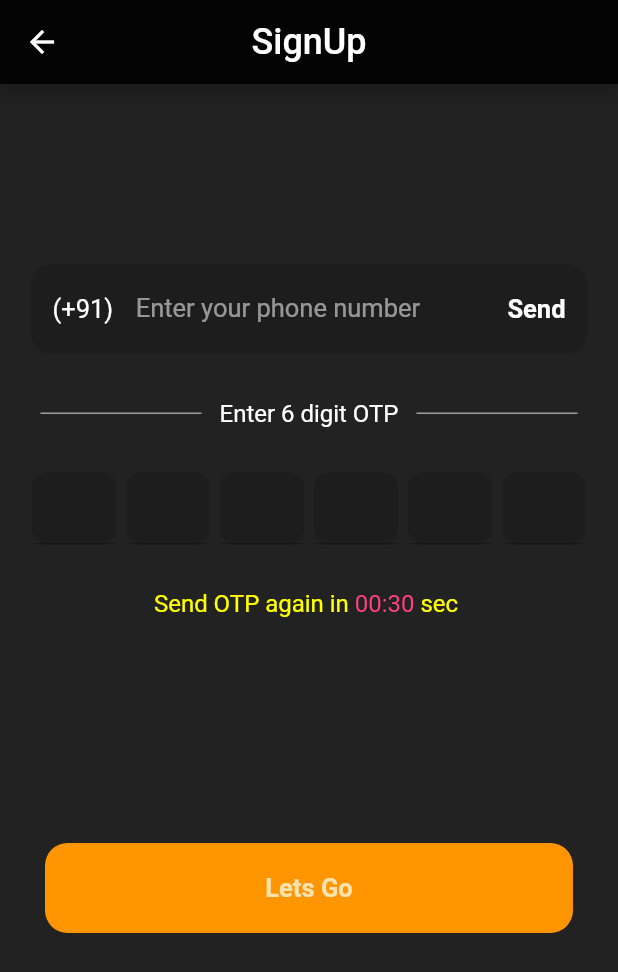
After one commit to safadtm/NOTE_APP_FLUTTER, a Flutter app: the ScreenPhoneAuth screen opened directly, on a phone screen of 412 x 824 dp. The commit adds this screen. Shown: the top 972 px of the screen. Run offline on Flutter 3.47's test engine with Material 2 defaults, Android fonts, the phone set to English and light mode, and no system bars; drawn by our look-alikes of otp_text_field; our stand-ins replace firebase_auth, firebase_core, flutter_secure_storage, google_sign_in; accounts and stored records are empty; generated files the repository leaves out were written again.

Commit message:
Phone Auth OTP screen created

```diff
--- /dev/null
+++ b/lib/view/phone_auth.dart
@@ -0,0 +1,201 @@
+import 'dart:async';
+
+import 'package:flutter/material.dart';
+import 'package:otp_text_field/otp_text_field.dart';
+import 'package:otp_text_field/style.dart';
+
+class ScreenPhoneAuth extends StatefulWidget {
+  const ScreenPhoneAuth({super.key});
+
+  @override
+  State<ScreenPhoneAuth> createState() => _ScreenPhoneAuthState();
+}
+
+class _ScreenPhoneAuthState extends State<ScreenPhoneAuth> {
+  int start = 30;
+  bool wait = false;
+  String buttonName = 'Send';
+
+  @override
+  Widget build(BuildContext context) {
+    return Scaffold(
+      backgroundColor: Colors.black87,
+      appBar: AppBar(
+        backgroundColor: Colors.black87,
+        title: const Text(
+          'SignUp',
+          style: TextStyle(color: Colors.white, fontSize: 24),
+        ),
+        centerTitle: true,
+      ),
+      body: SizedBox(
+        height: MediaQuery.of(context).size.height,
+        width: MediaQuery.of(context).size.width,
+        child: SingleChildScrollView(
+          child: Column(
+            children: [
+              const SizedBox(height: 120),
+              textField(),
+              const SizedBox(height: 30),
+              SizedBox(
+                width: MediaQuery.of(context).size.width - 30,
+                child: Row(
+                  children: [
+                    Expanded(
+                      child: Container(
+                        height: 1,
+                        color: Colors.grey,
+                        margin: const EdgeInsets.symmetric(horizontal: 12),
+                      ),
+                    ),
+                    const Text(
+                      "Enter 6 digit OTP",
+                      style: TextStyle(fontSize: 16, color: Colors.white),
+                    ),
+                    Expanded(
+                      child: Container(
+                        height: 1,
+                        color: Colors.grey,
+                        margin: const EdgeInsets.symmetric(horizontal: 12),
+                      ),
+                    ),
+                  ],
+                ),
+              ),
+              const SizedBox(height: 30),
+              otpField(),
+              const SizedBox(height: 30),
+              RichText(
+                text: TextSpan(
+                  children: [
+                    const TextSpan(
+                      text: "Send OTP again in ",
+                      style:
+                          TextStyle(fontSize: 16, color: Colors.yellowAccent),
+                    ),
+                    TextSpan(
+                      text: "00:$start",
+                      style: const TextStyle(
+                          fontSize: 16, color: Colors.pinkAccent),
+                    ),
+                    const TextSpan(
+                      text: " sec ",
+                      style:
+                          TextStyle(fontSize: 16, color: Colors.yellowAccent),
+                    ),
+                  ],
+                ),
+              ),
+              const SizedBox(height: 150),
+              Container(
+                height: 60,
+                width: MediaQuery.of(context).size.width - 60,
+                decoration: BoxDecoration(
+                  color: const Color(0xffff9601),
+                  borderRadius: BorderRadius.circular(15),
+                ),
+                child: const Center(
+                  child: Text(
+                    'Lets Go',
+                    style: TextStyle(
+                      fontSize: 17,
+                      color: Color(0xfffbe2ae),
+                      fontWeight: FontWeight.w700,
+                    ),
+                  ),
+                ),
+              ),
+            ],
+          ),
+        ),
+      ),
+    );
+  }
+
+  void startTimer() {
+    const onsec = Duration(seconds: 1);
+    Timer timer = Timer.periodic(
+      onsec,
+      (timer) {
+        if (start == 0) {
+          setState(() {
+            timer.cancel();
+            wait = false;
+          });
+        } else {
+          setState(() {
+            start--;
+          });
+        }
+      },
+    );
+  }
+
+  Widget otpField() {
+    return OTPTextField(
+      length: 6,
+      width: MediaQuery.of(context).size.width - 36,
+      fieldWidth: 56,
+      otpFieldStyle: OtpFieldStyle(
+        backgroundColor: const Color(0xff1d1d1d),
+        borderColor: Colors.white,
+      ),
+      style: const TextStyle(fontSize: 17, color: Colors.white),
+      textFieldAlignment: MainAxisAlignment.spaceAround,
+      fieldStyle: FieldStyle.underline,
+      onCompleted: (pin) {
+        print('Completed $pin');
+      },
+    );
+  }
+
+  Widget textField() {
+    return Container(
+      height: 60,
+      width: MediaQuery.of(context).size.width - 40,
+      decoration: BoxDecoration(
+        color: const Color(0xff1d1d1d),
+        borderRadius: BorderRadius.circular(15),
+      ),
+      child: TextFormField(
+        decoration: InputDecoration(
+          border: InputBorder.none,
+          hintText: "Enter your phone number",
+          hintStyle: const TextStyle(color: Colors.white54, fontSize: 17),
+          contentPadding:
+              const EdgeInsets.symmetric(horizontal: 8, vertical: 19),
+          prefixIcon: const Padding(
+            padding: EdgeInsets.symmetric(horizontal: 15, vertical: 19),
+            child: Text(
+              '(+91)',
+              style: TextStyle(color: Colors.white, fontSize: 17),
+            ),
+          ),
+          suffixIcon: InkWell(
+            onTap: wait
+                ? null
+                : () {
+                    startTimer();
+                    setState(() {
+                      start = 30;
+                      wait = true;
+                      buttonName = 'Resend';
+                    });
+                  },
+            child: Padding(
+              padding: const EdgeInsets.symmetric(horizontal: 15, vertical: 20),
+              child: Text(
+                buttonName,
+                style: TextStyle(
+                  color: wait ? Colors.grey : Colors.white,
+                  fontSize: 17,
+                  fontWeight: FontWeight.bold,
+                ),
+              ),
+            ),
+          ),
+        ),
+      ),
+    );
+  }
+}
--- a/pubspec.yaml
+++ b/pubspec.yaml
@@ -39,6 +39,7 @@ dependencies:
   google_sign_in: ^5.4.2
   json_annotation: 4.4.0
   json_serializable: 6.1.4
+  otp_text_field: ^1.1.3
 
 dev_dependencies:
   build_runner: 2.1.7
```
Also changed, not shown: lib/services/auth_service.dart (added, +84 -0 lines), lib/view/screen_signup.dart (+16 -3 lines), pubspec.lock.
